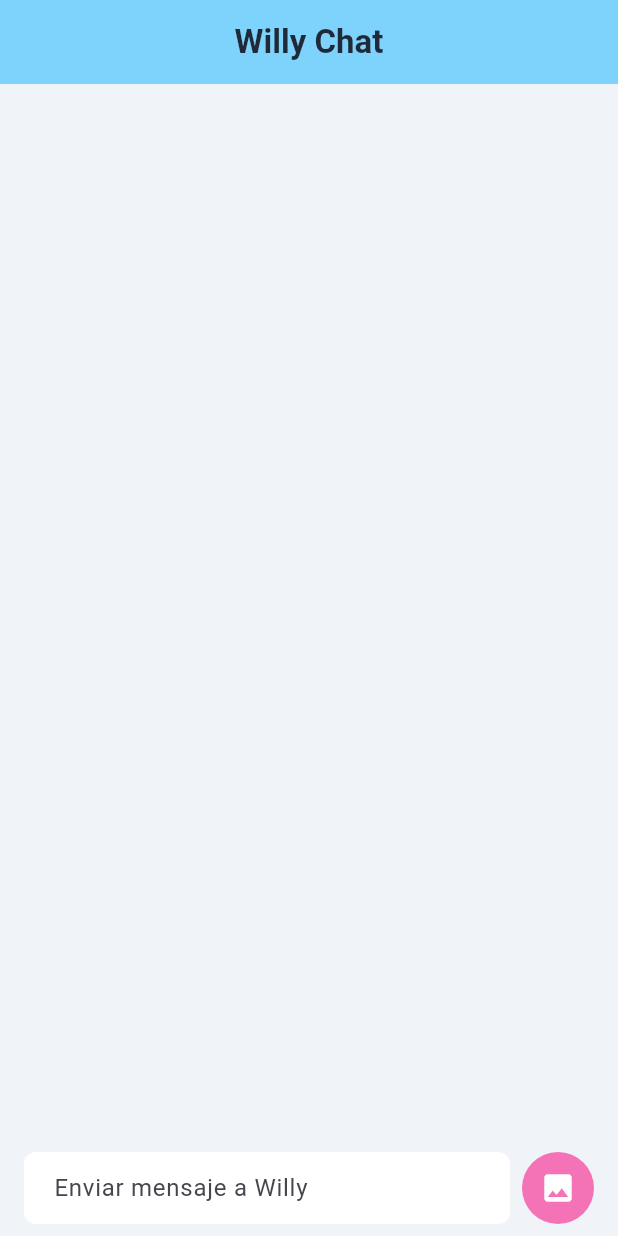
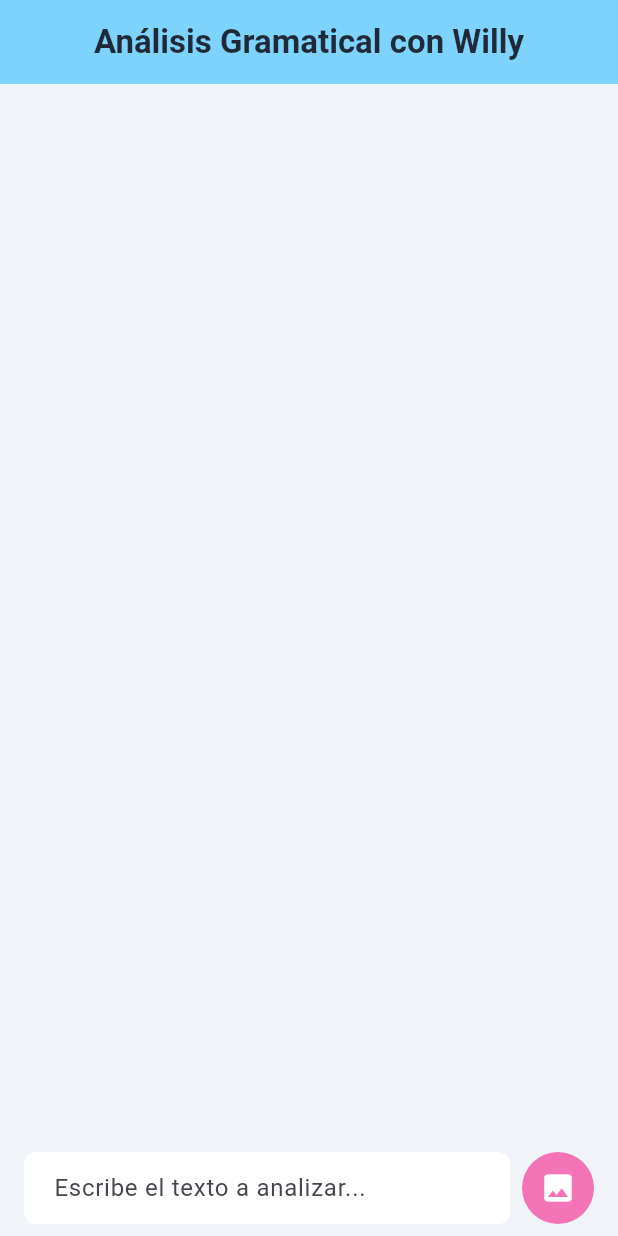
Before and after one commit to Richixs/willy-build-with-ai, a Flutter app: the screen it shows after launch, after a tap on the "image" icon, on a phone screen of 412 x 824 dp. Run offline on Flutter 3.47's test engine with Material 3 defaults, Android fonts, the phone set to English and light mode, and no system bars; drawn by our look-alikes of dash_chat_2; our stand-ins replace flutter_dotenv, flutter_gemini, image_picker.

Commit message:
fix: arregla errores como que el commit inicial no se aceptaba debido a un conflicto en chat_view

```diff
--- a/lib/views/chat_view.dart
+++ b/lib/views/chat_view.dart
@@ -1,10 +1,11 @@
-import 'dart:io';
 import 'dart:typed_data';
 
 import 'package:dash_chat_2/dash_chat_2.dart';
 import 'package:flutter/material.dart';
-import 'package:flutter_gemini/flutter_gemini.dart';
 import 'package:image_picker/image_picker.dart';
+
+// PASO 1: Importa tu servicio
+import 'package:willy/services/gemini_service.dart';
 
 class ChatView extends StatefulWidget {
   const ChatView({super.key});
@@ -14,12 +15,11 @@ class ChatView extends StatefulWidget {
 }
 
 class _ChatViewState extends State<ChatView> {
-  final Gemini gemini = Gemini.instance;
+  // final Gemini gemini = Gemini.instance;
 
   List<ChatMessage> messages = [];
-
-  ChatUser currentUser = ChatUser(id: '0', firstName: 'User');
-  ChatUser geminiUser = ChatUser(
+  final ChatUser currentUser = ChatUser(id: '0', firstName: 'User');
+  final ChatUser geminiUser = ChatUser(
     id: '1',
     firstName: 'Willy',
     profileImage: 'https://i.imgur.com/SJ53unc.jpeg',
@@ -30,13 +30,7 @@ class _ChatViewState extends State<ChatView> {
     return Scaffold(
       appBar: AppBar(
         centerTitle: true,
-        title: Text(
-          'Willy Chat',
-          style: const TextStyle(
-            color: Color(0xFF1F2937),
-            fontWeight: FontWeight.bold,
-          ),
-        ),
+        title: const Text('Análisis Gramatical con Willy', style: TextStyle(color: Color(0xFF1F2937), fontWeight: FontWeight.bold)),
         backgroundColor: const Color(0xFF7DD3FC),
         iconTheme: const IconThemeData(color: Color(0xFF1F2937)),
       ),
@@ -48,124 +42,114 @@ class _ChatViewState extends State<ChatView> {
     return Container(
       color: const Color(0xFFF0F4F8),
       child: DashChat(
-        messageOptions: MessageOptions(
+        messageOptions: const MessageOptions(
           currentUserContainerColor: Color(0xFF7DD3FC),
           containerColor: Color(0xFFFFFFFF),
         ),
         inputOptions: InputOptions(
           inputDecoration: InputDecoration(
             filled: true,
-            fillColor: Color(0xFFFFFFFF),
-            border: OutlineInputBorder(
-              borderRadius: BorderRadius.circular(8.0),
-              borderSide: BorderSide.none,
-            ),
-            contentPadding: EdgeInsets.symmetric(horizontal: 16, vertical: 8),
-            hintText: 'Enviar mensaje a Willy',
+            fillColor: const Color(0xFFFFFFFF),
+            border: OutlineInputBorder(borderRadius: BorderRadius.circular(8.0), borderSide: BorderSide.none),
+            contentPadding: const EdgeInsets.symmetric(horizontal: 16, vertical: 8),
+            hintText: 'Escribe el texto a analizar...',
           ),
           inputToolbarPadding: const EdgeInsets.symmetric(vertical: 8, horizontal: 16),
           trailing: [
             Padding(
               padding: const EdgeInsets.only(left: 8.0, right: 0.0),
               child: Container(
-                decoration: BoxDecoration(
-                  color: Color(0xFFF472B6),
-                  shape: BoxShape.circle,
-                ),
-                child: IconButton(
-                  onPressed: _sendMediaMessage,
-                  icon: Icon(Icons.image, color: Colors.white),
-                ),
+                decoration: const BoxDecoration(color: Color(0xFFF472B6), shape: BoxShape.circle),
+                child: IconButton(onPressed: _sendMediaMessage, icon: const Icon(Icons.image, color: Colors.white)),
               ),
             ),
           ],
         ),
         currentUser: currentUser,
-        onSend: onSend,
+        onSend: _onSend,
         messages: messages,
       ),
     );
   }
 
-  void onSend(ChatMessage message) {
+  void _onSend(ChatMessage message) async {
     setState(() {
       messages = [message, ...messages];
     });
+
+    final typingMessage = ChatMessage(user: geminiUser, createdAt: DateTime.now(), text: "Analizando...");
+    setState(() {
+      messages = [typingMessage, ...messages];
+    });
+
     try {
-      String question = message.text;
-      implementGeminiChat(question);
-    } catch (e) {
-      print(e);
-    }
-  }
+      final analysis = await GeminiService.analyzeTextForTips(text: message.text);
 
-  void implementGeminiChat(String question) {
-    gemini.promptStream(parts: [Part.text(question)]).listen((value) {
-      if (value!.output != null && value.output!.isNotEmpty) {
-        ChatMessage? lastMessage = messages.firstOrNull;
-        if (lastMessage != null && lastMessage.user == geminiUser) {
-          lastMessage = messages.removeAt(0);
-          lastMessage.text += value.output!;
-          setState(() => messages = [lastMessage!, ...messages]);
-        } else {
-          ChatMessage message = ChatMessage(
+      final responseMessage = ChatMessage(
         user: geminiUser,
         createdAt: DateTime.now(),
-            text: value.output!,
+        text: analysis.tips,
       );
-          setState(() => messages = [message, ...messages]);
+
+      setState(() {
+        messages.removeAt(0); // Quita "Analizando..."
+        messages = [responseMessage, ...messages];
+      });
+    } catch (e) {
+      final errorMessage = ChatMessage(
+        user: geminiUser,
+        createdAt: DateTime.now(),
+        text: "Lo siento, ocurrió un error al analizar el texto. Por favor, inténtalo de nuevo. Error: ${e.toString()}",
+      );
+      setState(() {
+        messages.removeAt(0);
+        messages = [errorMessage, ...messages];
+      });
     }
-      }
-    });
   }
 
   void _sendMediaMessage() async {
     ImagePicker picker = ImagePicker();
     XFile? image = await picker.pickImage(source: ImageSource.gallery);
     if (image != null) {
-      ChatMessage message = ChatMessage(
+      final Uint8List imageBytes = await image.readAsBytes();
+
+      final message = ChatMessage(
         user: currentUser,
         createdAt: DateTime.now(),
-        text: "Describe this image",
-        medias: [
-          ChatMedia(url: image.path, type: MediaType.image, fileName: ""),
-        ],
+        text: "",
+        medias: [ChatMedia(url: image.path, type: MediaType.image, fileName: "")],
       );
 
-      onSendMedia(message);
-    }
-  }
-
-  void onSendMedia(ChatMessage message) {
       setState(() {
         messages = [message, ...messages];
       });
+
+      final typingMessage = ChatMessage(user: geminiUser, createdAt: DateTime.now(), text: "Analizando imagen...");
+      setState(() {
+        messages = [typingMessage, ...messages];
+      });
+
       try {
-      String question = message.text;
-      Uint8List? images;
-      if (message.medias?.isNotEmpty ?? false) {
-        images = File(message.medias!.first.url).readAsBytesSync();
+        final analysis = await GeminiService.analyzeTextForTips(
+          text: message.text,
+          imageBytes: imageBytes,
+        );
 
-        gemini.promptStream(parts: [Part.text(question), Part.uint8List(images)]).listen((value) {
-          if (value!.output != null && value.output!.isNotEmpty) {
-            ChatMessage? lastMessage = messages.firstOrNull;
-            if (lastMessage != null && lastMessage.user == geminiUser) {
-              lastMessage = messages.removeAt(0);
-              lastMessage.text += value.output!;
-              setState(() => messages = [lastMessage!, ...messages]);
-            } else {
-              ChatMessage message = ChatMessage(
-                user: geminiUser,
-                createdAt: DateTime.now(),
-                text: value.output!,
-              );
-              setState(() => messages = [message, ...messages]);
-            }
-          }
+        final responseMessage = ChatMessage(user: geminiUser, createdAt: DateTime.now(), text: analysis.tips);
+
+        setState(() {
+          messages.removeAt(0);
+          messages = [responseMessage, ...messages];
         });
-      }
+
       } catch (e) {
-      print(e);
+        final errorMessage = ChatMessage(user: geminiUser, createdAt: DateTime.now(), text: "Error al analizar la imagen: ${e.toString()}");
+        setState(() {
+          messages.removeAt(0);
+          messages = [errorMessage, ...messages];
+        });
       }
     }
   }
+}
```
Also changed, not shown: 1 other file. Lines whose indentation alone changed are shown as unchanged.
